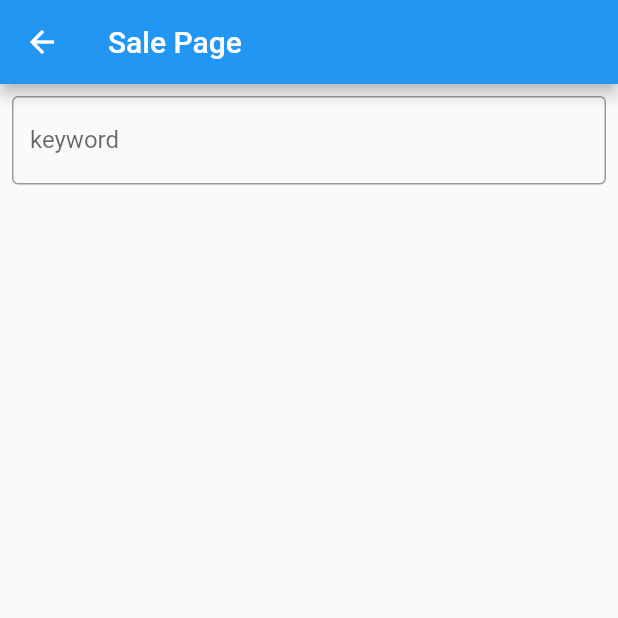
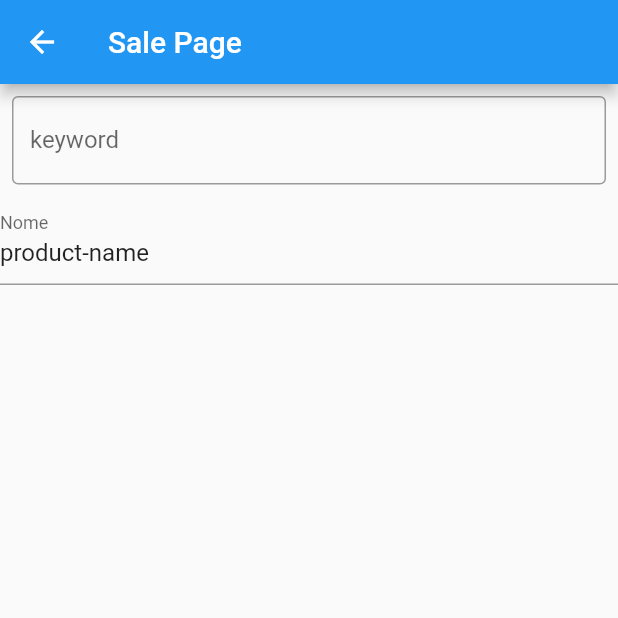
Before and after one commit to Gabriel-Spinola/Flutter-CRM, a Flutter app: the SalePage screen opened by its route, on a phone screen of 412 x 824 dp, the top half of it. Run offline on Flutter 3.47's test engine with Material 2 defaults, Android fonts, the phone set to English and light mode, and no system bars; our stand-ins replace sqflite, sqflite_common_ffi; accounts and stored records are empty.

Commit message:
pause for today

```diff
--- a/crm_app/lib/Views/sale_page.dart
+++ b/crm_app/lib/Views/sale_page.dart
@@ -1,4 +1,5 @@
 import 'package:crm_app/Components/product_tile.dart';
+import 'package:crm_app/Components/searchbar.dart';
 import 'package:crm_app/Database/database_provider.dart';
 import 'package:crm_app/Routes/app_routes.dart';
 import 'package:flutter/foundation.dart';
@@ -16,10 +17,13 @@ class SalePage extends StatefulWidget {
 }
 
 class _SalePageState extends State<SalePage> {
-  String keyword = "";
+  final GlobalKey<FormState> _form = GlobalKey<FormState>();
+
+  String _keyword = "";
   bool _isLoading = false;
+  bool _isVisible = false;
 
-  Future refresh() async {
+  Future _refresh() async {
     setState(() => _isLoading = true);
     setState(() => _isLoading = false);
   }
@@ -32,10 +36,30 @@ class _SalePageState extends State<SalePage> {
       appBar: AppBar(
         title: const Text('Sale Page'),
       ),
-      body: SingleChildScrollView(
+      body: Column(
+        children: <Widget>[
+          Form(
+            key: _form,
+            child: Column(
+              children: <Widget>[
+                productViewer(),
+                TextFormField(
+                  initialValue: 'product-name',
+                  decoration: const InputDecoration(labelText: 'Nome'),
+                ),
+              ],
+            ),
+          )
+        ],
+      ),
+    );
+  }
+
+  Widget productViewer() {
+    return SingleChildScrollView(
       child: Center(
         child: Column(
-            mainAxisAlignment: MainAxisAlignment.center,
+          //mainAxisAlignment: MainAxisAlignment.center,
           children: <Widget>[
             Padding(
               padding: const EdgeInsets.all(8.0),
@@ -45,19 +69,26 @@ class _SalePageState extends State<SalePage> {
                   labelText: 'keyword',
                 ),
                 onChanged: (value) {
-                    keyword = value;
+                  _keyword = value;
+                  _isVisible = true;
                   setState(() {});
                 },
               ),
             ),
-              FutureBuilder(
+            Visibility(
+              visible: _isVisible,
+              child: FutureBuilder(
                 future: ProductModel.searchModel(
-                  keyword,
+                  _keyword,
                   productTable,
                   "${ProductFields.productName} LIKE ?",
                 ),
                 builder: (context, snapshot) {
-                  if (snapshot.hasError) print('SNAPSHOT ERROR :: SALE PAGE');
+                  if (snapshot.hasError) {
+                    print(
+                      'SNAPSHOT ERROR :: SEARCH BAR \n ${snapshot.error.toString()} + ${snapshot.error.runtimeType}',
+                    );
+                  }
 
                   if (snapshot.hasData) {
                     var data = snapshot.data as List<ProductModel>;
@@ -66,7 +97,10 @@ class _SalePageState extends State<SalePage> {
                       itemCount: data.length,
                       itemBuilder: (context, index) => ProductTile(
                         product: data[index],
-                        refresh: refresh,
+                        refresh: _refresh,
+                        listChildrenWidget: listChildren(),
+                        sizedBoxWidth: 120,
+                        sizedBoxHeight: 120,
                       ),
                       shrinkWrap: true,
                     );
@@ -74,11 +108,19 @@ class _SalePageState extends State<SalePage> {
                     return const Center(child: Text("Nothing Found"));
                   }
                 },
-              )
+              ),
+            ),
           ],
-          ),
         ),
       ),
     );
   }
+
+  Widget listChildren() {
+    return IconButton(
+      icon: const Icon(Icons.add),
+      color: Colors.green,
+      onPressed: () {},
+    );
   }
+}
```
Also changed, not shown: crm_app/lib/Components/product_tile.dart (+11 -2 lines). Lines whose indentation alone changed are shown as unchanged.
